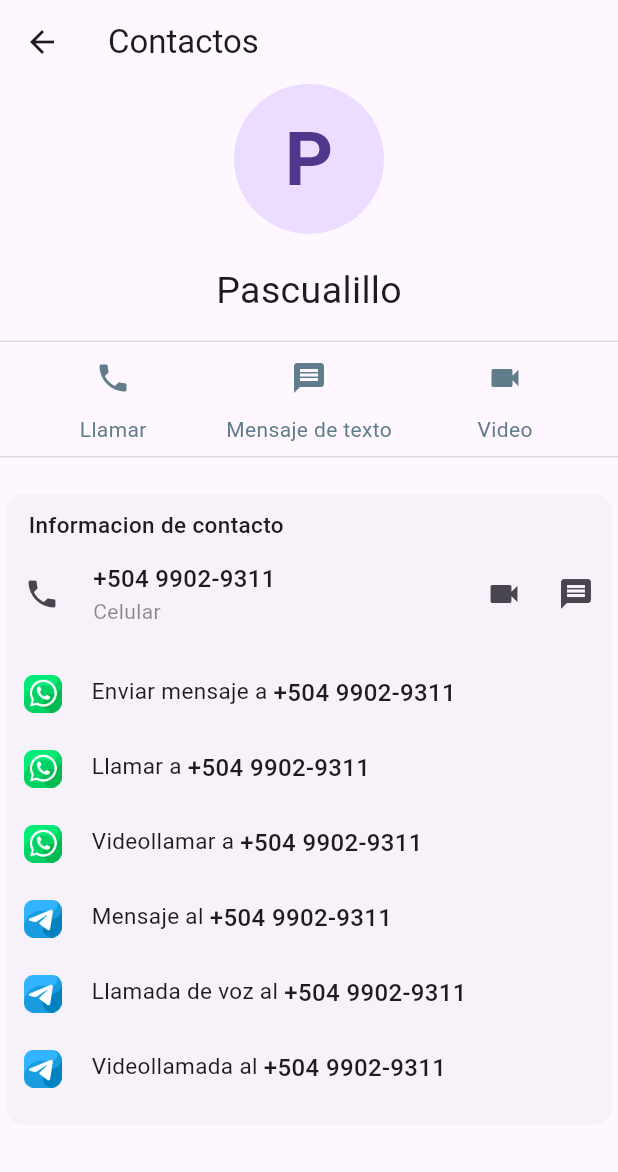
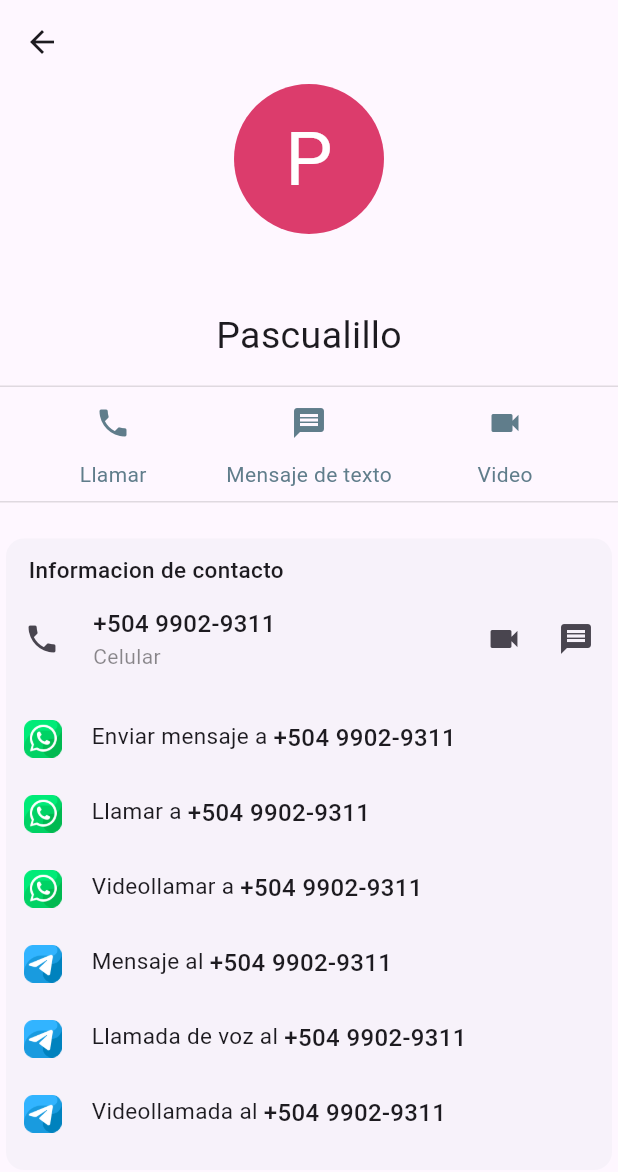
Before and after one commit to Kenneth-k19/app3, a Flutter app: the contactos screen opened by its route, on a phone screen of 412 x 824 dp. Shown: the top 1172 px of the screen. Run offline on Flutter 3.47's test engine with Material 2 defaults, Android fonts, the phone set to English and light mode, and no system bars.

Commit message:
update 5

```diff
--- a/app3/lib/contactos_page.dart
+++ b/app3/lib/contactos_page.dart
@@ -11,7 +11,7 @@ class contactos extends StatelessWidget {
   Widget build(BuildContext context) {
     return Scaffold(
         appBar: AppBar(
-          title: const Text('Contactos'),
+          title: const Text(''),
         ),
         body: SingleChildScrollView(
           physics: const BouncingScrollPhysics(),
@@ -21,19 +21,21 @@ class contactos extends StatelessWidget {
               crossAxisAlignment: CrossAxisAlignment.center,
               children: [
                 const CircleAvatar(
+                  backgroundColor: Color(0xffdc3c6c),
                   radius: 50,
                   child: Text('P',
                     style: TextStyle(
-                        fontWeight: FontWeight.bold,
-                        fontSize: 50
+                        fontWeight: FontWeight.w400,
+                        fontSize: 50,
+                        color: Colors.white,
                     ),
                   ),
                 ),
 
-                const SizedBox(height: 20,),
+                const SizedBox(height: 50,),
                 const Text(
                   'Pascualillo',
-                  style: TextStyle(fontSize: 25),
+                  style: TextStyle(fontSize: 25,),
                   ),
 
                 const SizedBox(height: 15,),
```
